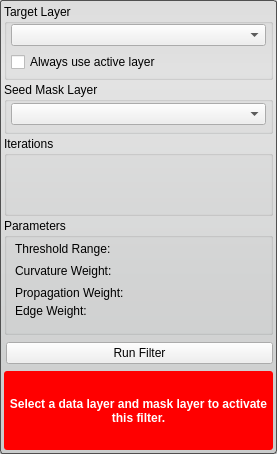
Old version of the form src/Interface/ToolInterface/ThresholdSegmentationLSFilterInterface.ui in the repository jessdtate/Seg3D.
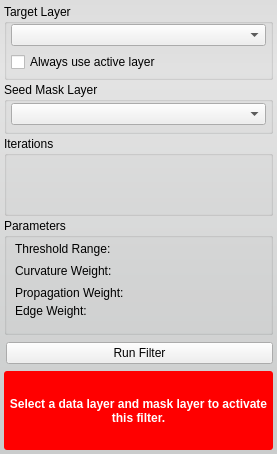
New version of the form. Custom widgets are drawn as their Qt base class.

What changed in the file:
```diff
--- a/src/Interface/ToolInterface/ThresholdSegmentationLSFilterInterface.ui
+++ b/src/Interface/ToolInterface/ThresholdSegmentationLSFilterInterface.ui
@@ -16,7 +16,6 @@
   <property name="styleSheet">
    <string notr="true">QWidget#ThresholdSegmentationLSFilterInterface{
 	border-radius: 3px;
-	border: 1px solid rgb(80, 80,80);
 	background-color: qlineargradient(spread:pad, x1:0.5, y1:0, x2:0.5, y2:0.960227, stop:0 rgba(221, 221, 221, 255), stop:0.155779 rgba(228, 228, 228, 255), stop:1 rgba(202, 204, 204, 255));      
 }</string>
   </property>
```
